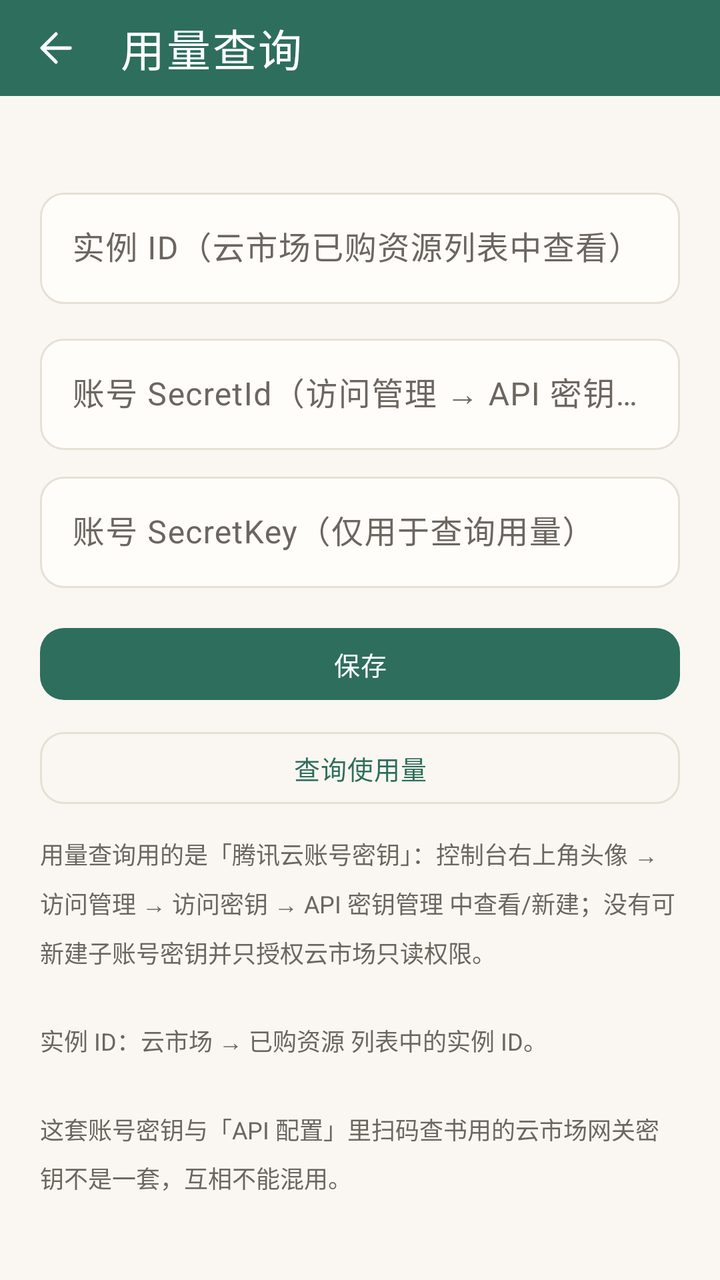
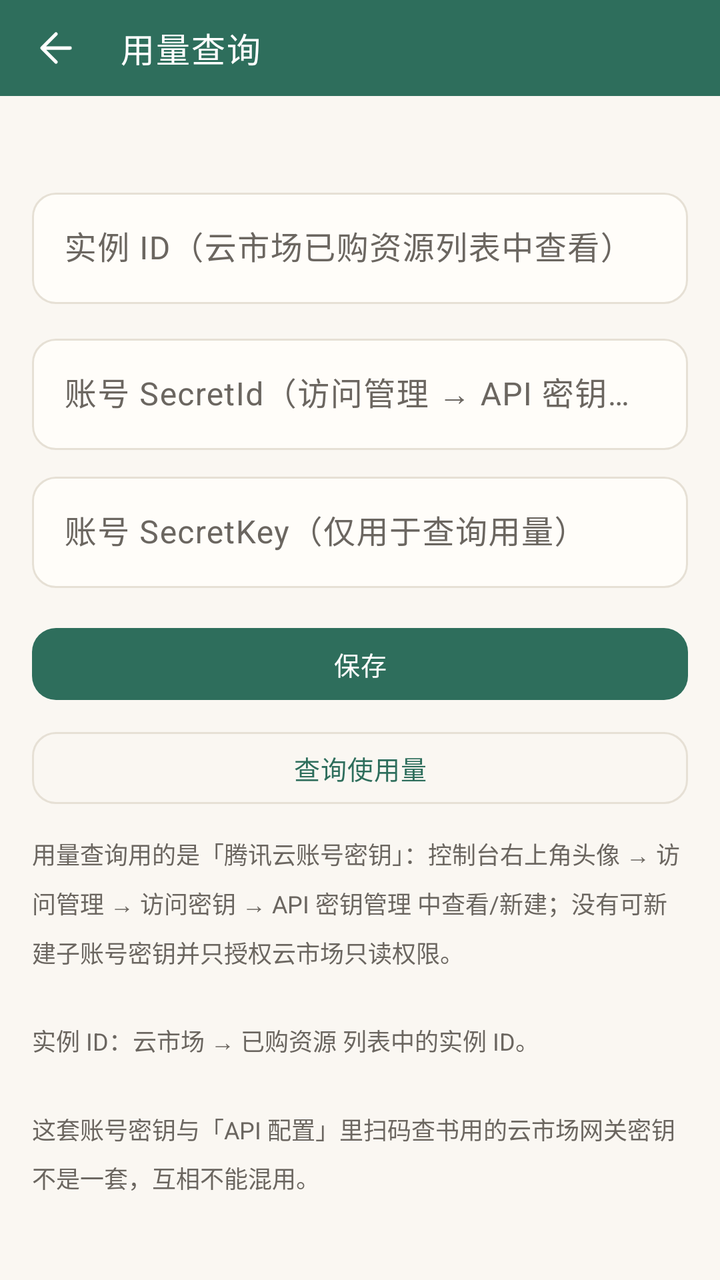

An Android layout rendered at two revisions. The XML below is the earlier revision; the diff shows what the commit changed to produce the second picture.
<!-- AndroidManifest.xml: application theme Theme.Bookshelf -->
<!-- res/layout/activity_usage_query.xml -->
<?xml version="1.0" encoding="utf-8"?>
<LinearLayout xmlns:android="http://schemas.android.com/apk/res/android"
    xmlns:app="http://schemas.android.com/apk/res-auto"
    android:layout_width="match_parent"
    android:layout_height="match_parent"
    android:orientation="vertical">

    <com.google.android.material.appbar.MaterialToolbar
        android:id="@+id/toolbar"
        style="@style/Widget.Bookshelf.Toolbar"
        android:layout_width="match_parent"
        android:layout_height="@dimen/toolbar_h"
        app:navigationIcon="@drawable/ic_back"
        app:title="用量查询" />

    <ScrollView
        android:layout_width="match_parent"
        android:layout_height="0dp"
        android:layout_weight="1"
        android:fillViewport="true"
        android:scrollbars="vertical">

                <androidx.constraintlayout.widget.ConstraintLayout
            android:layout_width="match_parent"
            android:layout_height="wrap_content">

<LinearLayout
            android:layout_width="0dp"
            android:layout_height="wrap_content"
            android:orientation="vertical"
            android:padding="20dp"
                    app:layout_constraintWidth_max="@dimen/content_max_width"
                    app:layout_constraintStart_toStartOf="parent"
                    app:layout_constraintEnd_toEndOf="parent"
                    app:layout_constraintHorizontal_bias="0.5"
                    app:layout_constraintTop_toTopOf="parent"
                    app:layout_constraintBottom_toBottomOf="parent"
                >

            <com.google.android.material.textfield.TextInputLayout
                android:id="@+id/til_instance_id"
                android:layout_width="match_parent"
                android:layout_height="wrap_content"
                android:hint="实例 ID（云市场已购资源列表中查看）">

                <com.google.android.material.textfield.TextInputEditText
                    android:id="@+id/et_instance_id"
                    android:layout_width="match_parent"
                    android:layout_height="wrap_content" />
            </com.google.android.material.textfield.TextInputLayout>

            
            <com.google.android.material.textfield.TextInputLayout
                android:id="@+id/til_usage_secret_id"
                android:layout_width="match_parent"
                android:layout_height="wrap_content"
                android:layout_marginTop="12dp"
                android:hint="账号 SecretId（访问管理 → API 密钥管理，非云市场网关密钥）">

                <com.google.android.material.textfield.TextInputEditText
                    android:id="@+id/et_usage_secret_id"
                    android:layout_width="match_parent"
                    android:layout_height="wrap_content" />
            </com.google.android.material.textfield.TextInputLayout>

            <com.google.android.material.textfield.TextInputLayout
                android:id="@+id/til_usage_secret_key"
                android:layout_width="match_parent"
                android:layout_height="wrap_content"
                android:layout_marginTop="8dp"
                android:hint="账号 SecretKey（仅用于查询用量）">

                <com.google.android.material.textfield.TextInputEditText
                    android:id="@+id/et_usage_secret_key"
                    android:layout_width="match_parent"
                    android:layout_height="wrap_content" />
            </com.google.android.material.textfield.TextInputLayout>

            <com.google.android.material.button.MaterialButton
                android:id="@+id/btn_save"
                android:layout_width="match_parent"
                android:layout_height="wrap_content"
                android:layout_marginTop="16dp"
                android:text="保存" />

            <com.google.android.material.button.MaterialButton
                android:id="@+id/btn_query_usage"
                style="@style/Widget.Bookshelf.Button.Outlined"
                android:layout_width="match_parent"
                android:layout_height="wrap_content"
                android:layout_marginTop="8dp"
                android:text="查询使用量" />

            <TextView
                android:id="@+id/tv_usage_result"
                android:layout_width="match_parent"
                android:layout_height="wrap_content"
                android:layout_marginTop="4dp"
                android:lineSpacingMultiplier="1.35"
                android:textColor="?attr/on_surface"
                android:textSize="13sp"
                android:visibility="gone" />

            <TextView
                android:layout_width="match_parent"
                android:layout_height="wrap_content"
                android:layout_marginTop="12dp"
                android:lineSpacingMultiplier="1.4"
                android:text="用量查询用的是「腾讯云账号密钥」：控制台右上角头像 → 访问管理 → 访问密钥 → API 密钥管理 中查看/新建；没有可新建子账号密钥并只授权云市场只读权限。\n\n实例 ID：云市场 → 已购资源 列表中的实例 ID。\n\n这套账号密钥与「API 配置」里扫码查书用的云市场网关密钥不是一套，互相不能混用。"
                android:textSize="12sp"
                android:textColor="?attr/on_surface_variant" />
        </LinearLayout>
        </androidx.constraintlayout.widget.ConstraintLayout>
    </ScrollView>
</LinearLayout>
<!-- resources referenced by this layout -->
<resources>
  <dimen name="content_max_width">9999dp</dimen>
  <dimen name="toolbar_h">48dp</dimen>
  <style name="ShapeAppearance.Bookshelf.Medium" parent="ShapeAppearance.Material3.Corner.Medium">
          <item name="cornerSize">@dimen/radius_md</item>
      </style>
  <dimen name="text_body_small">13sp</dimen>
  <dimen name="radius_md">12dp</dimen>
  <style name="TextAppearance.Bookshelf.ToolbarTitle" parent="TextAppearance.Material3.TitleLarge">
          <item name="android:textSize">@dimen/text_title</item>
          <item name="android:fontFamily">serif</item>
          <item name="android:textStyle">normal</item>
          <item name="android:letterSpacing">0.04</item>
          <item name="android:textColor">@color/white</item>
      </style>
  <color name="primary">#2E6E5C</color>
  <color name="primary_dark">#1F4D40</color>
  <color name="accent">#C08A3E</color>
  <color name="chip_bg">#E8F0ED</color>
  <color name="green_container">#E6F0EC</color>
  <color name="green_on_container">#1C4A3E</color>
  <color name="green_page">#FAF7F2</color>
  <color name="green_surface">#FFFDF9</color>
  <color name="green_surface_dim">#F3EEE6</color>
  <color name="green_outline">#E6E0D5</color>
  <color name="green_outline_strong">#D8D0C2</color>
  <dimen name="text_title">22sp</dimen>
  <color name="white">#FFFFFF</color>
  <color name="bg_page">#FAF7F2</color>
  <color name="surface">#FFFDF9</color>
  <color name="surface_dim">#F4F0E9</color>
  <color name="outline">#E6E0D5</color>
  <color name="outline_strong">#CFC5B4</color>
  <color name="text_main">#2B2B2B</color>
  <color name="text_sub">#6B6660</color>
  <color name="accent_text">#8A5A1A</color>
  <style name="Widget.Bookshelf.MaterialCard" parent="Widget.Material3.CardView.Outlined">
          <item name="cardCornerRadius">@dimen/card_corner</item>
          <item name="cardElevation">0dp</item>
          <item name="strokeColor">?attr/outline</item>
          <item name="strokeWidth">1dp</item>
      </style>
  <style name="Widget.Bookshelf.ChipGroup" parent="Widget.Material3.ChipGroup">
          <item name="chipSpacingHorizontal">8dp</item>
          <item name="chipSpacingVertical">4dp</item>
          <item name="singleLine">false</item>
      </style>
  <style name="ThemeOverlay.Bookshelf.BottomSheet" parent="ThemeOverlay.Material3.BottomSheetDialog">
          <item name="bottomSheetStyle">@style/Widget.Bookshelf.BottomSheet</item>
      </style>
  <dimen name="card_corner">16dp</dimen>
  <style name="ShapeAppearance.Bookshelf.Pill" parent="ShapeAppearance.Material3.Corner.Full">
          <item name="cornerSize">50%</item>
      </style>
  <style name="TextAppearance.Bookshelf.DialogTitle" parent="MaterialAlertDialog.Material3.Title.Text">
          <item name="android:textSize">@dimen/text_title_toolbar</item>
          <item name="android:textStyle">bold</item>
          <item name="android:textColor">?attr/on_surface</item>
      </style>
  <style name="Widget.Bookshelf.Button.Dialog" parent="Widget.Material3.Button.TextButton.Dialog">
          <item name="android:textSize">@dimen/text_body_small</item>
          <item name="android:textAllCaps">false</item>
      </style>
  <style name="ShapeAppearance.Bookshelf.Dialog" parent="ShapeAppearance.Material3.Corner.Large">
          <item name="cornerSize">@dimen/card_corner</item>
      </style>
  <style name="Widget.Bookshelf.BottomSheet" parent="Widget.Material3.BottomSheet.Modal">
          <item name="shapeAppearance">@style/ShapeAppearance.Bookshelf.BottomSheet</item>
          <item name="backgroundTint">?attr/surface</item>
          
          <item name="elevationOverlayEnabled">false</item>
      </style>
  <dimen name="text_title_toolbar">16sp</dimen>
  <!-- unchanged entries left out for length: 11 -->
</resources>

<!-- the commit's change to res/layout/activity_usage_query.xml (unified diff, before → after) -->
@@ -28,7 +28,7 @@
             android:layout_width="0dp"
             android:layout_height="wrap_content"
             android:orientation="vertical"
-            android:padding="20dp"
+            android:padding="@dimen/page_padding"
                     app:layout_constraintWidth_max="@dimen/content_max_width"
                     app:layout_constraintStart_toStartOf="parent"
                     app:layout_constraintEnd_toEndOf="parent"
<!-- resource entries referenced after the edit -->
@@ -1,6 +1,7 @@
 <!-- resources referenced by this layout -->
 <resources>
   <dimen name="content_max_width">9999dp</dimen>
+  <dimen name="page_padding">16dp</dimen>
   <dimen name="toolbar_h">48dp</dimen>
   <style name="ShapeAppearance.Bookshelf.Medium" parent="ShapeAppearance.Material3.Corner.Medium">
           <item name="cornerSize">@dimen/radius_md</item>
@@ -8,11 +9,12 @@
   <dimen name="text_body_small">13sp</dimen>
   <dimen name="radius_md">12dp</dimen>
   <style name="TextAppearance.Bookshelf.ToolbarTitle" parent="TextAppearance.Material3.TitleLarge">
-          <item name="android:textSize">@dimen/text_title</item>
+          
+          <item name="android:textSize">@dimen/text_headline</item>
           <item name="android:fontFamily">serif</item>
           <item name="android:textStyle">normal</item>
           <item name="android:letterSpacing">0.04</item>
-          <item name="android:textColor">@color/white</item>
+          <item name="android:textColor">?attr/colorOnPrimary</item>
       </style>
   <color name="primary">#2E6E5C</color>
   <color name="primary_dark">#1F4D40</color>
@@ -25,8 +27,7 @@
   <color name="green_surface_dim">#F3EEE6</color>
   <color name="green_outline">#E6E0D5</color>
   <color name="green_outline_strong">#D8D0C2</color>
-  <dimen name="text_title">22sp</dimen>
-  <color name="white">#FFFFFF</color>
+  <dimen name="text_headline">17sp</dimen>
   <color name="bg_page">#FAF7F2</color>
   <color name="surface">#FFFDF9</color>
   <color name="surface_dim">#F4F0E9</color>
